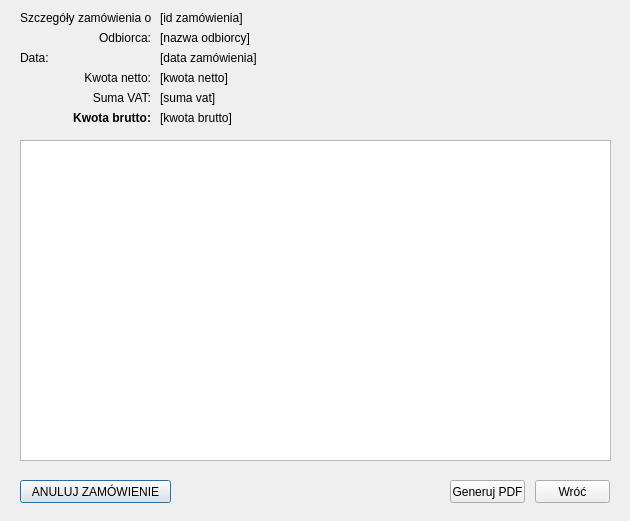
DzimiX/ProgramSprzedazowy, file salesdetail.ui: the form before one commit.
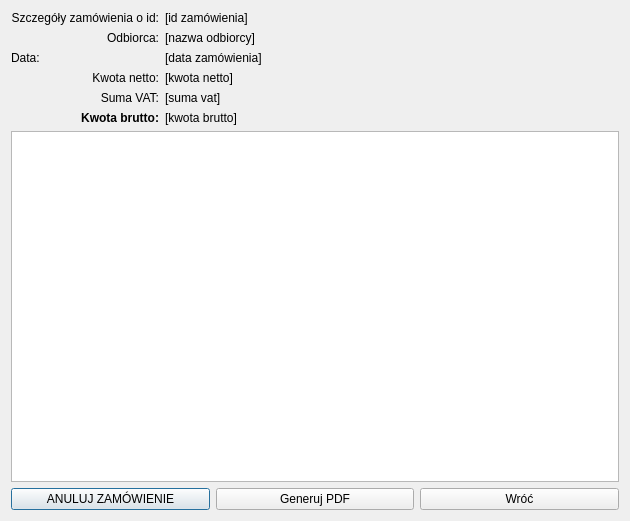
The form after the commit.

The edit to the form file:
```diff
--- a/salesdetail.ui
+++ b/salesdetail.ui
@@ -13,15 +13,51 @@
   <property name="windowTitle">
    <string>Szczegóły faktury</string>
   </property>
+  <layout class="QGridLayout" name="gridLayout">
+   <item row="3" column="0">
+    <widget class="QLabel" name="label_5">
+     <property name="text">
+      <string>&lt;html&gt;&lt;head/&gt;&lt;body&gt;&lt;p align=&quot;right&quot;&gt;Kwota netto:&lt;/p&gt;&lt;/body&gt;&lt;/html&gt;</string>
+     </property>
+    </widget>
+   </item>
+   <item row="4" column="0">
+    <widget class="QLabel" name="label_6">
+     <property name="text">
+      <string>&lt;html&gt;&lt;head/&gt;&lt;body&gt;&lt;p align=&quot;right&quot;&gt;Suma VAT:&lt;/p&gt;&lt;/body&gt;&lt;/html&gt;</string>
+     </property>
+    </widget>
+   </item>
+   <item row="5" column="1" colspan="3">
+    <widget class="QLabel" name="output_gross">
+     <property name="text">
+      <string>[kwota brutto]</string>
+     </property>
+    </widget>
+   </item>
+   <item row="2" column="0">
+    <widget class="QLabel" name="label_4">
+     <property name="text">
+      <string>&lt;html&gt;&lt;head/&gt;&lt;body&gt;&lt;p align=&quot;right&quot;&gt;Data:&lt;/p&gt;&lt;/body&gt;&lt;/html&gt;</string>
+     </property>
+    </widget>
+   </item>
+   <item row="5" column="0">
+    <widget class="QLabel" name="label_7">
+     <property name="text">
+      <string>&lt;html&gt;&lt;head/&gt;&lt;body&gt;&lt;p align=&quot;right&quot;&gt;&lt;span style=&quot; font-weight:600;&quot;&gt;Kwota brutto:&lt;/span&gt;&lt;/p&gt;&lt;/body&gt;&lt;/html&gt;</string>
+     </property>
+    </widget>
+   </item>
+   <item row="1" column="0">
+    <widget class="QLabel" name="label_3">
+     <property name="text">
+      <string>&lt;html&gt;&lt;head/&gt;&lt;body&gt;&lt;p align=&quot;right&quot;&gt;Odbiorca:&lt;/p&gt;&lt;/body&gt;&lt;/html&gt;</string>
+     </property>
+    </widget>
+   </item>
+   <item row="6" column="0" colspan="4">
   <widget class="QTableView" name="tableView">
-   <property name="geometry">
-    <rect>
-     <x>20</x>
-     <y>140</y>
-     <width>591</width>
-     <height>321</height>
-    </rect>
-   </property>
    <property name="selectionBehavior">
     <enum>QAbstractItemView::SelectRows</enum>
    </property>
@@ -29,204 +65,78 @@
     <bool>false</bool>
    </attribute>
   </widget>
+   </item>
+   <item row="0" column="0">
   <widget class="QLabel" name="label">
-   <property name="geometry">
-    <rect>
-     <x>20</x>
-     <y>10</y>
-     <width>131</width>
-     <height>16</height>
-    </rect>
-   </property>
    <property name="text">
     <string>&lt;html&gt;&lt;head/&gt;&lt;body&gt;&lt;p align=&quot;right&quot;&gt;Szczegóły zamówienia o id:&lt;/p&gt;&lt;/body&gt;&lt;/html&gt;</string>
    </property>
   </widget>
-  <widget class="QLabel" name="output_invoiceId">
-   <property name="geometry">
-    <rect>
-     <x>160</x>
-     <y>10</y>
-     <width>451</width>
-     <height>16</height>
-    </rect>
-   </property>
+   </item>
+   <item row="3" column="1" colspan="3">
+    <widget class="QLabel" name="output_net">
    <property name="text">
-    <string>[id zamówienia]</string>
-   </property>
-  </widget>
-  <widget class="QLabel" name="label_3">
-   <property name="geometry">
-    <rect>
-     <x>20</x>
-     <y>30</y>
-     <width>131</width>
-     <height>16</height>
-    </rect>
-   </property>
-   <property name="text">
-    <string>&lt;html&gt;&lt;head/&gt;&lt;body&gt;&lt;p align=&quot;right&quot;&gt;Odbiorca:&lt;/p&gt;&lt;/body&gt;&lt;/html&gt;</string>
-   </property>
-  </widget>
+      <string>[kwota netto]</string>
+     </property>
+    </widget>
+   </item>
+   <item row="1" column="1" colspan="3">
   <widget class="QLabel" name="output_clientName">
-   <property name="geometry">
-    <rect>
-     <x>160</x>
-     <y>30</y>
-     <width>451</width>
-     <height>16</height>
-    </rect>
-   </property>
    <property name="text">
     <string>[nazwa odbiorcy]</string>
    </property>
   </widget>
+   </item>
+   <item row="0" column="1" colspan="3">
+    <widget class="QLabel" name="output_invoiceId">
+     <property name="text">
+      <string>[id zamówienia]</string>
+     </property>
+    </widget>
+   </item>
+   <item row="2" column="1" colspan="3">
+    <widget class="QLabel" name="output_date">
+     <property name="text">
+      <string>[data zamówienia]</string>
+     </property>
+    </widget>
+   </item>
+   <item row="4" column="1" colspan="3">
+    <widget class="QLabel" name="output_tax">
+     <property name="text">
+      <string>[suma vat]</string>
+     </property>
+    </widget>
+   </item>
+   <item row="9" column="0" colspan="4">
+    <layout class="QHBoxLayout" name="horizontalLayout_2">
+     <item>
   <widget class="QPushButton" name="button_cancel">
-   <property name="geometry">
-    <rect>
-     <x>20</x>
-     <y>480</y>
-     <width>151</width>
-     <height>23</height>
-    </rect>
-   </property>
    <property name="text">
     <string>ANULUJ ZAMÓWIENIE</string>
    </property>
   </widget>
-  <widget class="QPushButton" name="button_return">
-   <property name="geometry">
-    <rect>
-     <x>535</x>
-     <y>480</y>
-     <width>75</width>
-     <height>23</height>
-    </rect>
-   </property>
-   <property name="text">
-    <string>Wróć</string>
-   </property>
-  </widget>
+     </item>
+     <item>
   <widget class="QPushButton" name="button_print">
    <property name="enabled">
     <bool>true</bool>
    </property>
-   <property name="geometry">
-    <rect>
-     <x>450</x>
-     <y>480</y>
-     <width>75</width>
-     <height>23</height>
-    </rect>
-   </property>
    <property name="text">
     <string>Generuj PDF</string>
    </property>
   </widget>
-  <widget class="QLabel" name="label_4">
-   <property name="geometry">
-    <rect>
-     <x>20</x>
-     <y>50</y>
-     <width>131</width>
-     <height>16</height>
-    </rect>
-   </property>
+     </item>
+     <item>
+      <widget class="QPushButton" name="button_return">
    <property name="text">
-    <string>&lt;html&gt;&lt;head/&gt;&lt;body&gt;&lt;p align=&quot;right&quot;&gt;Data:&lt;/p&gt;&lt;/body&gt;&lt;/html&gt;</string>
-   </property>
-  </widget>
-  <widget class="QLabel" name="output_date">
-   <property name="geometry">
-    <rect>
-     <x>160</x>
-     <y>50</y>
-     <width>451</width>
-     <height>16</height>
-    </rect>
-   </property>
-   <property name="text">
-    <string>[data zamówienia]</string>
-   </property>
-  </widget>
-  <widget class="QLabel" name="label_5">
-   <property name="geometry">
-    <rect>
-     <x>20</x>
-     <y>70</y>
-     <width>131</width>
-     <height>16</height>
-    </rect>
-   </property>
-   <property name="text">
-    <string>&lt;html&gt;&lt;head/&gt;&lt;body&gt;&lt;p align=&quot;right&quot;&gt;Kwota netto:&lt;/p&gt;&lt;/body&gt;&lt;/html&gt;</string>
-   </property>
-  </widget>
-  <widget class="QLabel" name="label_6">
-   <property name="geometry">
-    <rect>
-     <x>20</x>
-     <y>90</y>
-     <width>131</width>
-     <height>16</height>
-    </rect>
-   </property>
-   <property name="text">
-    <string>&lt;html&gt;&lt;head/&gt;&lt;body&gt;&lt;p align=&quot;right&quot;&gt;Suma VAT:&lt;/p&gt;&lt;/body&gt;&lt;/html&gt;</string>
-   </property>
-  </widget>
-  <widget class="QLabel" name="label_7">
-   <property name="geometry">
-    <rect>
-     <x>20</x>
-     <y>110</y>
-     <width>131</width>
-     <height>16</height>
-    </rect>
-   </property>
-   <property name="text">
-    <string>&lt;html&gt;&lt;head/&gt;&lt;body&gt;&lt;p align=&quot;right&quot;&gt;&lt;span style=&quot; font-weight:600;&quot;&gt;Kwota brutto:&lt;/span&gt;&lt;/p&gt;&lt;/body&gt;&lt;/html&gt;</string>
-   </property>
-  </widget>
-  <widget class="QLabel" name="output_net">
-   <property name="geometry">
-    <rect>
-     <x>160</x>
-     <y>70</y>
-     <width>451</width>
-     <height>16</height>
-    </rect>
-   </property>
-   <property name="text">
-    <string>[kwota netto]</string>
-   </property>
-  </widget>
-  <widget class="QLabel" name="output_tax">
-   <property name="geometry">
-    <rect>
-     <x>160</x>
-     <y>90</y>
-     <width>451</width>
-     <height>16</height>
-    </rect>
-   </property>
-   <property name="text">
-    <string>[suma vat]</string>
-   </property>
-  </widget>
-  <widget class="QLabel" name="output_gross">
-   <property name="geometry">
-    <rect>
-     <x>160</x>
-     <y>110</y>
-     <width>451</width>
-     <height>16</height>
-    </rect>
-   </property>
-   <property name="text">
-    <string>[kwota brutto]</string>
-   </property>
-  </widget>
+        <string>Wróć</string>
+       </property>
+      </widget>
+     </item>
+    </layout>
+   </item>
+  </layout>
  </widget>
  <resources/>
  <connections/>
```
Lines whose indentation alone changed are shown as unchanged.
